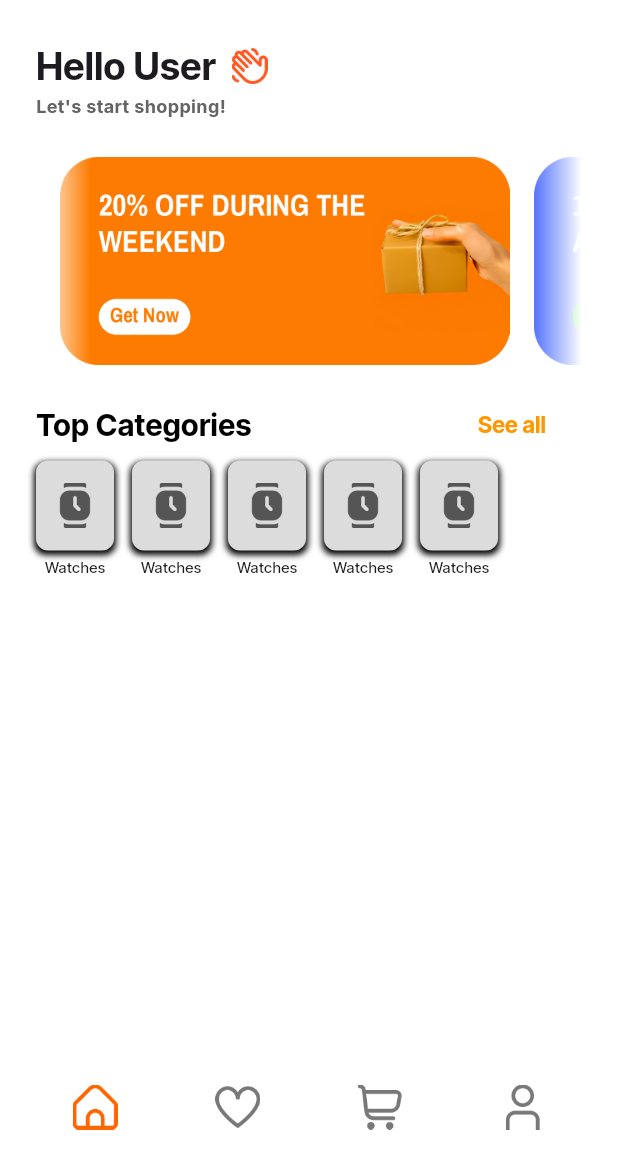
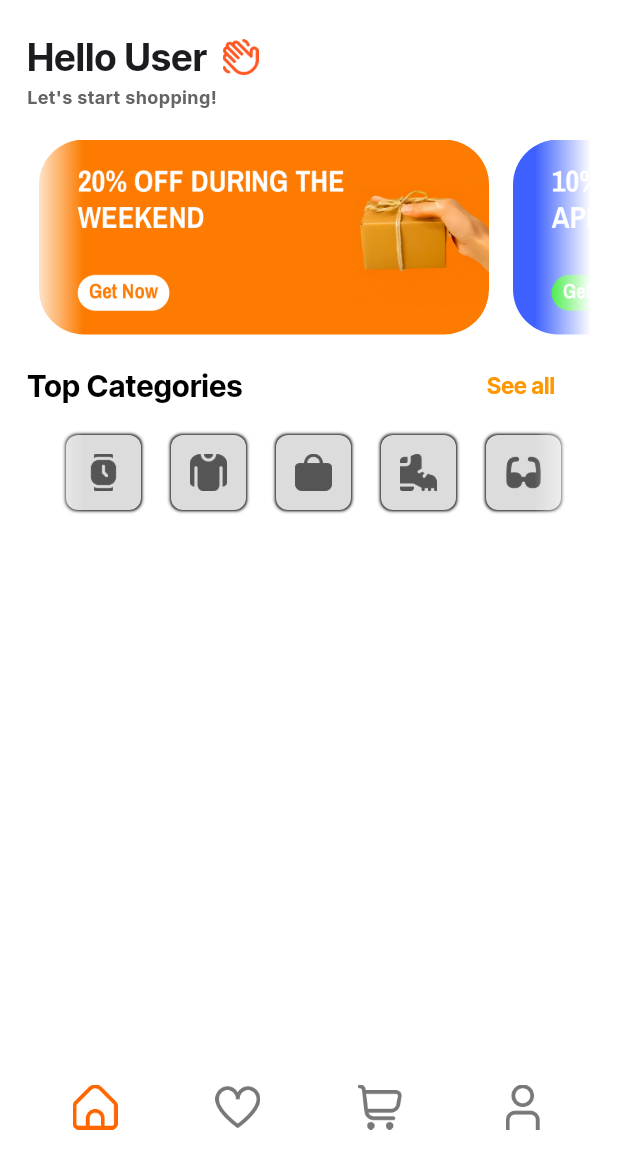
Before and after one commit to TetRex/E-commerce-app-Project, a Flutter app: the screen it shows after launch, on a phone screen of 412 x 824 dp, the part 69-1236 px from its top. Run offline on Flutter 3.47's test engine with Material 3 defaults, Android fonts, the phone set to English and light mode, and no system bars; our stand-ins replace google_fonts.

Commit message:
Add new icons and a snackbar utility for feature notifications
- Added new PNG icons: boot.png, glasses.png, and tshirt.png to the assets/icons directory.
- Implemented a snackbar utility function in snackbar.dart to display a message when a feature is not ready yet.

```diff
--- a/lib/components/ads.dart
+++ b/lib/components/ads.dart
@@ -1,4 +1,39 @@
+import 'package:e_commerce_app/components/snackbar.dart';
 import 'package:flutter/material.dart';
+
+class AdCard extends StatelessWidget {
+  final String imagePath;
+  final String? message;
+
+  const AdCard({super.key, required this.imagePath, this.message});
+  @override
+  Widget build(BuildContext context) {
+    return GestureDetector(
+      onTap: () =>
+          showNotReadySnackBar(context, message: message ?? 'Unknown error'),
+      child: Container(
+        height: 100,
+        width: 300,
+        margin: const EdgeInsets.only(left: 8, right: 8),
+        child: ClipRRect(
+          borderRadius: BorderRadius.circular(30),
+          child: Image.asset(
+            imagePath,
+            fit: BoxFit.cover,
+            errorBuilder: (context, error, stackTrace) {
+              return Container(
+                color: Colors.grey[300],
+                child: const Center(
+                  child: Icon(Icons.error, color: Colors.red),
+                ),
+              );
+            },
+          ),
+        ),
+      ),
+    );
+  }
+}
 
 class Ads extends StatelessWidget {
   const Ads({super.key});
@@ -6,7 +41,8 @@ class Ads extends StatelessWidget {
   @override
   Widget build(BuildContext context) {
     return SizedBox(
-      height: 150,
+      height: 130,
+      width: 600,
       child: ShaderMask(
         shaderCallback: (Rect bounds) {
           return LinearGradient(
@@ -26,47 +62,17 @@ class Ads extends StatelessWidget {
           scrollDirection: Axis.horizontal,
           padding: const EdgeInsets.symmetric(horizontal: 0),
           children: [
-            GestureDetector(
-              onTap: () {},
-              child: Container(
-                width: 300,
-                margin: const EdgeInsets.only(left: 16, right: 16),
-                decoration: BoxDecoration(
-                  borderRadius: BorderRadius.circular(10),
-                ),
-                child: ClipRRect(
-                  borderRadius: BorderRadius.circular(10),
-                  child: Image.asset('assets/images/ads1.png'),
-                ),
-              ),
+            AdCard(
+              imagePath: 'assets/images/ads1.png',
+              message: 'Discount expired!',
             ),
-            GestureDetector(
-              onTap: () {},
-              child: Container(
-                width: 300,
-                margin: const EdgeInsets.only(right: 16),
-                decoration: BoxDecoration(
-                  borderRadius: BorderRadius.circular(10),
-                ),
-                child: ClipRRect(
-                  borderRadius: BorderRadius.circular(10),
-                  child: Image.asset('assets/images/ads2.png'),
-                ),
-              ),
+            AdCard(
+              imagePath: 'assets/images/ads2.png',
+              message: 'Discount expired!',
             ),
-            GestureDetector(
-              onTap: () {},
-              child: Container(
-                width: 300,
-                margin: const EdgeInsets.only(right: 16),
-                decoration: BoxDecoration(
-                  borderRadius: BorderRadius.circular(10),
-                ),
-                child: ClipRRect(
-                  borderRadius: BorderRadius.circular(10),
-                  child: Image.asset('assets/images/ads3.png'),
-                ),
-              ),
+            AdCard(
+              imagePath: 'assets/images/ads3.png',
+              message: 'Discount expired!',
             ),
           ],
         ),
--- a/lib/components/categories.dart
+++ b/lib/components/categories.dart
@@ -1,18 +1,13 @@
+import 'package:e_commerce_app/components/snackbar.dart';
 import 'package:flutter/material.dart';
 import 'package:google_fonts/google_fonts.dart';
 
 class CategoryItem {
   final String iconPath;
-  final String label;
   final Color? backgroundColor;
   final Color? iconColor;
 
-  CategoryItem({
-    required this.iconPath,
-    required this.label,
-    this.backgroundColor,
-    this.iconColor,
-  });
+  CategoryItem({required this.iconPath, this.backgroundColor, this.iconColor});
 }
 
 // Widget to display a single category
@@ -24,13 +19,13 @@ class Categorie extends StatelessWidget {
   @override
   Widget build(BuildContext context) {
     return Container(
-      margin: const EdgeInsets.only(right: 12),
+      margin: const EdgeInsets.only(right: 10, top: 4, left: 10),
       child: Column(
         mainAxisSize: MainAxisSize.min,
         children: [
           Container(
-            height: 60,
-            width: 52,
+            height: 50,
+            width: 50,
             decoration: BoxDecoration(
               color:
                   category.backgroundColor ??
@@ -39,28 +34,22 @@ class Categorie extends StatelessWidget {
               boxShadow: [
                 BoxShadow(
                   color: Colors.black,
-                  spreadRadius: 1,
-                  blurRadius: 3,
-                  offset: const Offset(0, 2),
+                  spreadRadius: 0.1,
+                  blurRadius: 1,
                 ),
               ],
             ),
             child: Center(
-              child: ImageIcon(
+              child: IconButton(
+                onPressed: () {},
+                icon: ImageIcon(
                   AssetImage(category.iconPath),
                   color:
-                    category.iconColor ?? const Color.fromARGB(255, 85, 85, 85),
-                size: 30,
+                      category.iconColor ??
+                      const Color.fromARGB(255, 85, 85, 85),
+                  size: 25,
                 ),
               ),
-          ),
-          const SizedBox(height: 4),
-          Text(
-            category.label,
-            style: GoogleFonts.interTight(
-              fontSize: 10,
-              fontWeight: FontWeight.w500,
-              color: Colors.black87,
             ),
           ),
         ],
@@ -69,21 +58,22 @@ class Categorie extends StatelessWidget {
   }
 }
 
+// ignore: camel_case_types
 class Categories_all extends StatelessWidget {
   const Categories_all({super.key});
 
   @override
   Widget build(BuildContext context) {
     final List<CategoryItem> categories = [
-      CategoryItem(iconPath: 'assets/icons/watch-smart.png', label: 'Watches'),
-      CategoryItem(iconPath: 'assets/icons/watch-smart.png', label: 'Watches'),
-      CategoryItem(iconPath: 'assets/icons/watch-smart.png', label: 'Watches'),
-      CategoryItem(iconPath: 'assets/icons/watch-smart.png', label: 'Watches'),
-      CategoryItem(iconPath: 'assets/icons/watch-smart.png', label: 'Watches'),
+      CategoryItem(iconPath: 'assets/icons/watch-smart.png'),
+      CategoryItem(iconPath: 'assets/icons/tshirt.png'),
+      CategoryItem(iconPath: 'assets/icons/bag.png'),
+      CategoryItem(iconPath: 'assets/icons/boot.png'),
+      CategoryItem(iconPath: 'assets/icons/glasses.png'),
     ];
 
     return SizedBox(
-      height: 140,
+      height: 150,
       child: Column(
         children: [
           Row(
@@ -104,7 +94,7 @@ class Categories_all extends StatelessWidget {
                   backgroundColor: Colors.white,
                   shadowColor: const Color.fromARGB(255, 219, 132, 1),
                 ),
-                onPressed: () {},
+                onPressed: () => showNotReadySnackBar(context),
                 child: Text(
                   'See all',
                   style: GoogleFonts.interTight(
@@ -116,9 +106,27 @@ class Categories_all extends StatelessWidget {
               ),
             ],
           ),
-          const SizedBox(height: 0),
+          const SizedBox(height: 5),
           Expanded(
+            child: ShaderMask(
+              shaderCallback: (Rect bounds) {
+                return LinearGradient(
+                  begin: Alignment.centerLeft,
+                  end: Alignment.centerRight,
+                  colors: [
+                    Colors.transparent,
+                    Colors.black,
+                    Colors.black,
+                    Colors.transparent,
+                  ],
+                  stops: const [0.0, 0.1, 0.9, 1.0],
+                ).createShader(bounds);
+              },
+              blendMode: BlendMode.dstIn,
+              child: Container(
+                margin: const EdgeInsets.only(left: 0, right: 0),
                 child: ListView.builder(
+                  padding: const EdgeInsets.symmetric(horizontal: 16),
                   scrollDirection: Axis.horizontal,
                   itemCount: categories.length,
                   itemBuilder: (context, index) {
@@ -126,6 +134,8 @@ class Categories_all extends StatelessWidget {
                   },
                 ),
               ),
+            ),
+          ),
         ],
       ),
     );
--- /dev/null
+++ b/lib/components/snackbar.dart
@@ -0,0 +1,13 @@
+import 'package:flutter/material.dart';
+
+void showNotReadySnackBar(BuildContext context, {String? message}) {
+  ScaffoldMessenger.of(context).showSnackBar(
+    SnackBar(
+      content: Text(message ?? 'This feature is not ready yet!'),
+      duration: const Duration(seconds: 1),
+      backgroundColor: Colors.orange,
+      behavior: SnackBarBehavior.floating,
+      shape: RoundedRectangleBorder(borderRadius: BorderRadius.circular(16)),
+    ),
+  );
+}
--- a/lib/main.dart
+++ b/lib/main.dart
@@ -1,4 +1,5 @@
 import 'package:e_commerce_app/components/categories.dart';
+import 'package:e_commerce_app/components/snackbar.dart';
 import 'package:flutter/material.dart';
 import 'components/drawer.dart';
 import 'package:google_fonts/google_fonts.dart';
@@ -51,7 +52,7 @@ class MainApp extends StatelessWidget {
               ),
               margin: EdgeInsets.all(10),
               child: IconButton(
-                onPressed: () {},
+                onPressed: () => showNotReadySnackBar(context),
                 icon: ImageIcon(
                   AssetImage('assets/icons/search.png'),
                   size: 30,
@@ -63,7 +64,7 @@ class MainApp extends StatelessWidget {
         ),
 
         body: Padding(
-          padding: const EdgeInsets.all(16),
+          padding: const EdgeInsets.all(10),
           child: Container(
             margin: EdgeInsets.only(left: 8, right: 8),
             child: Column(
--- a/pubspec.yaml
+++ b/pubspec.yaml
@@ -31,3 +31,7 @@ flutter:
     - assets/images/ads2.png
     - assets/images/ads3.png
     - assets/icons/watch-smart.png
+    - assets/icons/tshirt.png
+    - assets/icons/bag.png
+    - assets/icons/boot.png
+    - assets/icons/glasses.png
```
Also changed, not shown: assets/icons/bag.png (added), assets/icons/boot.png (added), assets/icons/glasses.png (added), assets/icons/tshirt.png (added). Lines whose indentation alone changed are shown as unchanged.
